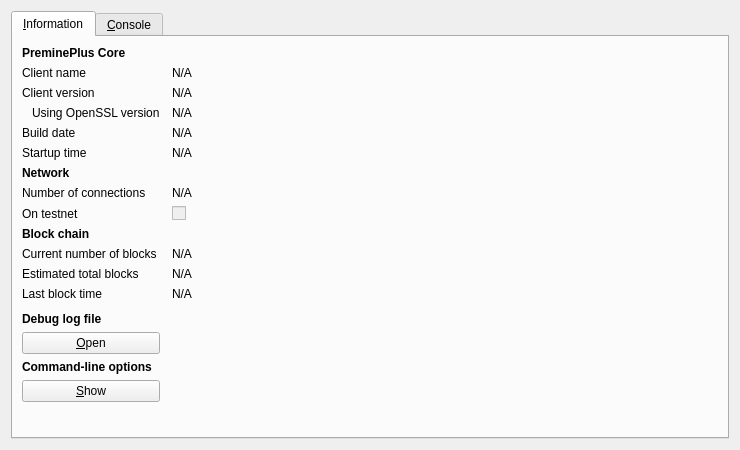
Old version of the form src/qt/forms/rpcconsole.ui in the repository CryptoHelp/PreminePlus.
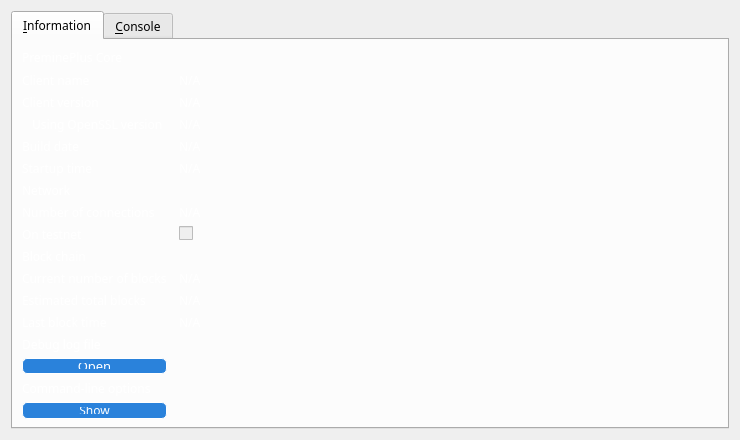
New version of the form. Icons and pictures are not drawn.

The edit to the form file:
```diff
--- a/src/qt/forms/rpcconsole.ui
+++ b/src/qt/forms/rpcconsole.ui
@@ -7,19 +7,46 @@
     <x>0</x>
     <y>0</y>
     <width>740</width>
-    <height>450</height>
+    <height>440</height>
    </rect>
   </property>
+  <property name="sizePolicy">
+   <sizepolicy hsizetype="Fixed" vsizetype="Fixed">
+    <horstretch>0</horstretch>
+    <verstretch>0</verstretch>
+   </sizepolicy>
+  </property>
+  <property name="minimumSize">
+   <size>
+    <width>740</width>
+    <height>440</height>
+   </size>
+  </property>
+  <property name="maximumSize">
+   <size>
+    <width>740</width>
+    <height>440</height>
+   </size>
+  </property>
   <property name="windowTitle">
    <string>PreminePlus - Debug window</string>
   </property>
+  <property name="styleSheet">
+   <string notr="true">background:url(:/images/ccontrol);font-family:impact;</string>
+  </property>
   <layout class="QVBoxLayout" name="verticalLayout_2">
    <item>
     <widget class="QTabWidget" name="tabWidget">
+     <property name="styleSheet">
+      <string notr="true"/>
+     </property>
      <property name="currentIndex">
       <number>0</number>
      </property>
      <widget class="QWidget" name="tab_info">
+      <property name="styleSheet">
+       <string notr="true">background:rgba(255,255,255,50);color:white;</string>
+      </property>
       <attribute name="title">
        <string>&amp;Information</string>
       </attribute>
@@ -31,10 +58,12 @@
         <widget class="QLabel" name="label_9">
          <property name="font">
           <font>
-           <weight>75</weight>
-           <bold>true</bold>
+           <family>impact</family>
           </font>
          </property>
+         <property name="styleSheet">
+          <string notr="true">background:none;</string>
+         </property>
          <property name="text">
           <string>PreminePlus Core</string>
          </property>
@@ -42,6 +71,9 @@
        </item>
        <item row="1" column="0">
         <widget class="QLabel" name="label_5">
+         <property name="styleSheet">
+          <string notr="true">background:none;</string>
+         </property>
          <property name="text">
           <string>Client name</string>
          </property>
@@ -52,6 +84,9 @@
          <property name="cursor">
           <cursorShape>IBeamCursor</cursorShape>
          </property>
+         <property name="styleSheet">
+          <string notr="true">background:none;</string>
+         </property>
          <property name="text">
           <string>N/A</string>
          </property>
@@ -65,6 +100,9 @@
        </item>
        <item row="2" column="0">
         <widget class="QLabel" name="label_6">
+         <property name="styleSheet">
+          <string notr="true">background:none;</string>
+         </property>
          <property name="text">
           <string>Client version</string>
          </property>
@@ -75,6 +113,9 @@
          <property name="cursor">
           <cursorShape>IBeamCursor</cursorShape>
          </property>
+         <property name="styleSheet">
+          <string notr="true">background:none;</string>
+         </property>
          <property name="text">
           <string>N/A</string>
          </property>
@@ -88,6 +129,9 @@
        </item>
        <item row="3" column="0">
         <widget class="QLabel" name="label_14">
+         <property name="styleSheet">
+          <string notr="true">background:none;</string>
+         </property>
          <property name="text">
           <string>Using OpenSSL version</string>
          </property>
@@ -101,6 +145,9 @@
          <property name="cursor">
           <cursorShape>IBeamCursor</cursorShape>
          </property>
+         <property name="styleSheet">
+          <string notr="true">background:none;</string>
+         </property>
          <property name="text">
           <string>N/A</string>
          </property>
@@ -114,6 +161,9 @@
        </item>
        <item row="4" column="0">
         <widget class="QLabel" name="label_12">
+         <property name="styleSheet">
+          <string notr="true">background:none;</string>
+         </property>
          <property name="text">
           <string>Build date</string>
          </property>
@@ -124,6 +174,9 @@
          <property name="cursor">
           <cursorShape>IBeamCursor</cursorShape>
          </property>
+         <property name="styleSheet">
+          <string notr="true">background:none;</string>
+         </property>
          <property name="text">
           <string>N/A</string>
          </property>
@@ -137,6 +190,9 @@
        </item>
        <item row="5" column="0">
         <widget class="QLabel" name="label_13">
+         <property name="styleSheet">
+          <string notr="true">background:none;</string>
+         </property>
          <property name="text">
           <string>Startup time</string>
          </property>
@@ -147,6 +203,9 @@
          <property name="cursor">
           <cursorShape>IBeamCursor</cursorShape>
          </property>
+         <property name="styleSheet">
+          <string notr="true">background:none;</string>
+         </property>
          <property name="text">
           <string>N/A</string>
          </property>
@@ -162,10 +221,12 @@
         <widget class="QLabel" name="label_11">
          <property name="font">
           <font>
-           <weight>75</weight>
-           <bold>true</bold>
+           <family>impact</family>
           </font>
          </property>
+         <property name="styleSheet">
+          <string notr="true">background:none;</string>
+         </property>
          <property name="text">
           <string>Network</string>
          </property>
@@ -173,6 +234,9 @@
        </item>
        <item row="7" column="0">
         <widget class="QLabel" name="label_7">
+         <property name="styleSheet">
+          <string notr="true">background:none;</string>
+         </property>
          <property name="text">
           <string>Number of connections</string>
          </property>
@@ -183,6 +247,9 @@
          <property name="cursor">
           <cursorShape>IBeamCursor</cursorShape>
          </property>
+         <property name="styleSheet">
+          <string notr="true">background:none;</string>
+         </property>
          <property name="text">
           <string>N/A</string>
          </property>
@@ -196,6 +263,9 @@
        </item>
        <item row="8" column="0">
         <widget class="QLabel" name="label_8">
+         <property name="styleSheet">
+          <string notr="true">background:none;</string>
+         </property>
          <property name="text">
           <string>On testnet</string>
          </property>
@@ -206,6 +276,9 @@
          <property name="enabled">
           <bool>false</bool>
          </property>
+         <property name="styleSheet">
+          <string notr="true">background:none;</string>
+         </property>
          <property name="text">
           <string/>
          </property>
@@ -215,10 +288,12 @@
         <widget class="QLabel" name="label_10">
          <property name="font">
           <font>
-           <weight>75</weight>
-           <bold>true</bold>
+           <family>impact</family>
           </font>
          </property>
+         <property name="styleSheet">
+          <string notr="true">background:none;</string>
+         </property>
          <property name="text">
           <string>Block chain</string>
          </property>
@@ -226,6 +301,9 @@
        </item>
        <item row="10" column="0">
         <widget class="QLabel" name="label_3">
+         <property name="styleSheet">
+          <string notr="true">background:none;</string>
+         </property>
          <property name="text">
           <string>Current number of blocks</string>
          </property>
@@ -236,6 +314,9 @@
          <property name="cursor">
           <cursorShape>IBeamCursor</cursorShape>
          </property>
+         <property name="styleSheet">
+          <string notr="true">background:none;</string>
+         </property>
          <property name="text">
           <string>N/A</string>
          </property>
@@ -249,6 +330,9 @@
        </item>
        <item row="11" column="0">
         <widget class="QLabel" name="label_4">
+         <property name="styleSheet">
+          <string notr="true">background:none;</string>
+         </property>
          <property name="text">
           <string>Estimated total blocks</string>
          </property>
@@ -259,6 +343,9 @@
          <property name="cursor">
           <cursorShape>IBeamCursor</cursorShape>
          </property>
+         <property name="styleSheet">
+          <string notr="true">background:none;</string>
+         </property>
          <property name="text">
           <string>N/A</string>
          </property>
@@ -272,6 +359,9 @@
        </item>
        <item row="12" column="0">
         <widget class="QLabel" name="label_2">
+         <property name="styleSheet">
+          <string notr="true">background:none;</string>
+         </property>
          <property name="text">
           <string>Last block time</string>
          </property>
@@ -282,6 +372,9 @@
          <property name="cursor">
           <cursorShape>IBeamCursor</cursorShape>
          </property>
+         <property name="styleSheet">
+          <string notr="true">background:none;</string>
+         </property>
          <property name="text">
           <string>N/A</string>
          </property>
@@ -310,10 +403,12 @@
         <widget class="QLabel" name="labelDebugLogfile">
          <property name="font">
           <font>
-           <weight>75</weight>
-           <bold>true</bold>
+           <family>impact</family>
           </font>
          </property>
+         <property name="styleSheet">
+          <string notr="true">background:none;</string>
+         </property>
          <property name="text">
           <string>Debug log file</string>
          </property>
@@ -321,9 +416,18 @@
        </item>
        <item row="15" column="0">
         <widget class="QPushButton" name="openDebugLogfileButton">
+         <property name="font">
+          <font>
+           <family>impact</family>
+           <pointsize>10</pointsize>
+          </font>
+         </property>
          <property name="toolTip">
           <string>Open the PreminePlus debug log file from the current data directory. This can take a few seconds for large log files.</string>
          </property>
+         <property name="styleSheet">
+          <string notr="true">background: #2a82db; color: white; border-radius: 5px; padding:4px 28px;border:1px solid white;</string>
+         </property>
          <property name="text">
           <string>&amp;Open</string>
          </property>
@@ -336,10 +440,12 @@
         <widget class="QLabel" name="labelCLOptions">
          <property name="font">
           <font>
-           <weight>75</weight>
-           <bold>true</bold>
+           <family>impact</family>
           </font>
          </property>
+         <property name="styleSheet">
+          <string notr="true">background:none;</string>
+         </property>
          <property name="text">
           <string>Command-line options</string>
          </property>
@@ -350,6 +456,9 @@
          <property name="toolTip">
           <string>Show the PreminePlus-Qt help message to get a list with possible PreminePlus command-line options.</string>
          </property>
+         <property name="styleSheet">
+          <string notr="true">background: #2a82db; color: white; border-radius: 5px; padding:4px 28px;border:1px solid white;</string>
+         </property>
          <property name="text">
           <string>&amp;Show</string>
          </property>
```
Left out of the diff: 18 changed lines with no effect on the pictures.
